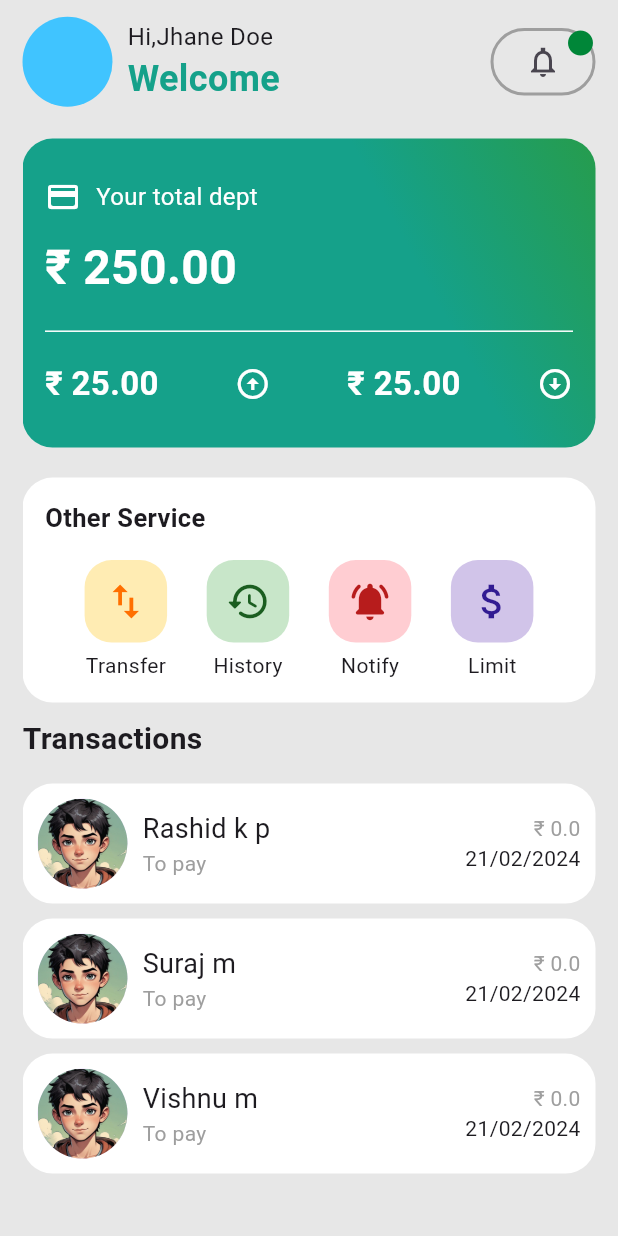
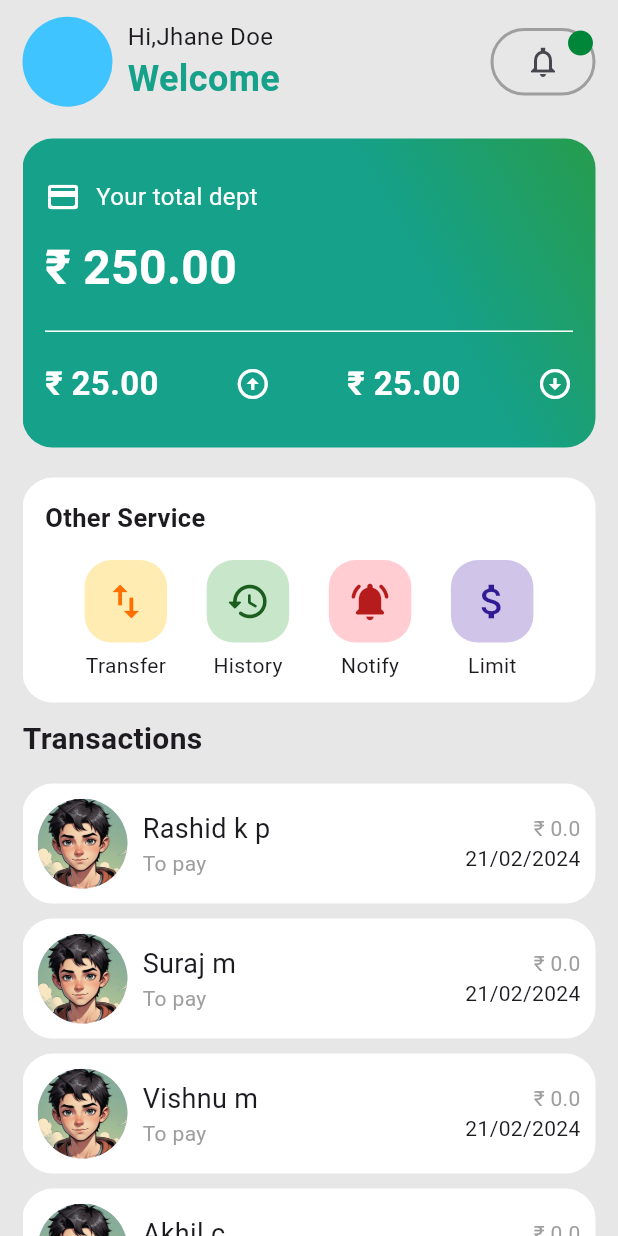
Before and after one commit to Shibin-Oh-Yes/Money-Track, a Flutter app: the screen it shows after launch, on a phone screen of 412 x 824 dp. Run offline on Flutter 3.47's test engine with Material 3 defaults, Android fonts, the light colour scheme and no system bars; our stand-ins replace flutter_svg.

Commit message:
fet:add cards

```diff
--- a/lib/backend/transaction.dart
+++ b/lib/backend/transaction.dart
@@ -3,6 +3,8 @@ class UserList {
     UserInfo(nameofuser: 'Rashid k p', ismerchant: false),
     UserInfo(nameofuser: 'Suraj m', ismerchant: false),
     UserInfo(nameofuser: 'Vishnu m', ismerchant: false),
+    UserInfo(nameofuser: 'Akhil c', ismerchant: false),
+    UserInfo(nameofuser: 'Abhirag pn', ismerchant: false),
   ];
 }
 
--- a/lib/pages/addpage.dart
+++ b/lib/pages/addpage.dart
@@ -17,7 +17,7 @@ class Addpage extends StatefulWidget {
 class _AddpageState extends State<Addpage> {
   final myctlr1 = TextEditingController();
   final myctlr2 = TextEditingController();
-  List<ItemBill> templist = [ItemBill(itemname: 'Name', itemprice: "price")];
+  List<ItemBill> templist = [];
   @override
   Widget build(BuildContext context) {
     return Scaffold(
--- a/lib/pages/user_page.dart
+++ b/lib/pages/user_page.dart
@@ -1,3 +1,5 @@
+import 'dart:developer';
+
 import 'package:flutter/material.dart';
 import 'package:moneytrack/backend/transaction.dart';
 import 'package:moneytrack/pages/addpage.dart';
@@ -108,8 +110,9 @@ class _UserPageState extends State<UserPage> {
                         MaterialPageRoute(
                             builder: (context) => Addpage(
                                   istopay: true,
-                                  listpass: (value) {
+                                  listpass: (List<ItemBill> value) {
                                     var newitem = BillCards(itemlist: value);
+                                    log(newitem.toString());
                                     widget.thisuser.billhistory?.add(newitem);
                                     Navigator.pop(context);
                                     setState(() {});
```
